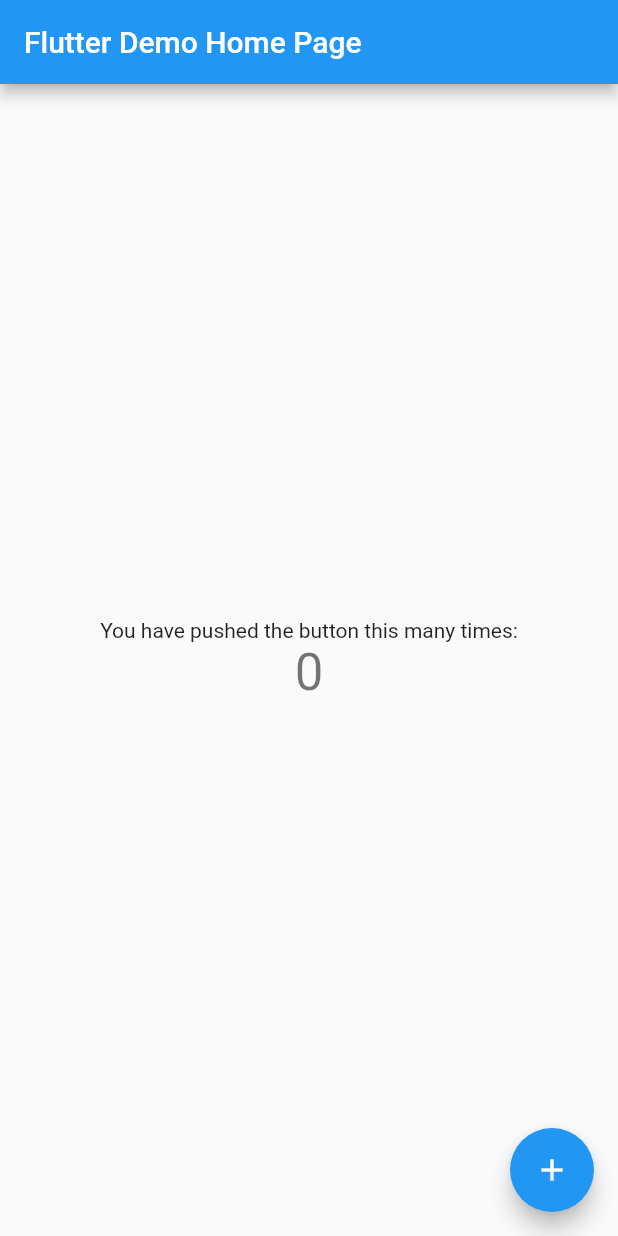
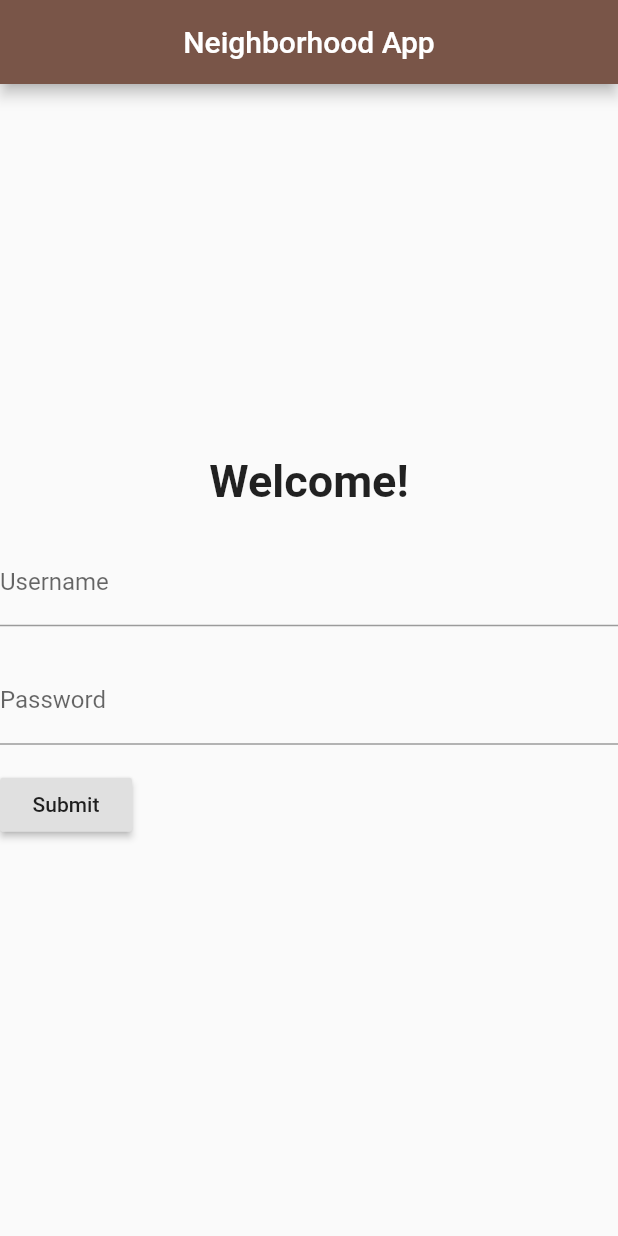
Before and after one commit to skoba15/Bachelor-s-Project, a Flutter app: the screen it shows after launch, on a phone screen of 412 x 824 dp. Run offline on Flutter 3.47's test engine with Material 2 defaults, Android fonts, the phone set to English and light mode, and no system bars; missing offline and left inert: grpc, protobuf.

Commit message:
Raw login front, no validations, further work needed.

```diff
--- /dev/null
+++ b/neighborhood_client/lib/src/screens/Login.dart
@@ -0,0 +1,69 @@
+import 'package:flutter/cupertino.dart';
+import 'package:flutter/material.dart';
+
+class Login extends StatefulWidget {
+  @override
+  _LoginState createState() => _LoginState();
+}
+
+class _LoginState extends State<Login> {
+
+  final _formKey = GlobalKey<FormState>();
+
+  @override
+  Widget build(BuildContext context) {
+    return Scaffold(
+      appBar: AppBar(
+        title: Text('Neighborhood App'),
+        backgroundColor: Colors.brown,
+        centerTitle: true,
+      ),
+      body: Form(
+        key: _formKey,
+        child: Column(
+          crossAxisAlignment: CrossAxisAlignment.start,
+          mainAxisAlignment: MainAxisAlignment.center,
+
+          children: <Widget>[
+            Center(child: Text('Welcome!', style: TextStyle(fontSize: 30, fontWeight: FontWeight.bold), textAlign: TextAlign.center,)),
+            SizedBox(height: 20),
+            TextFormField(
+                decoration: const InputDecoration(
+                  labelText: 'Username'
+                ),
+                validator: (value) {
+                  if (value.isEmpty) {
+                    return 'Username';
+                  }
+                  return null;
+                }
+              ),
+            SizedBox(height: 20),
+            TextFormField(
+              decoration: const InputDecoration(
+                  labelText: 'Password'
+              ),
+              validator: (value) {
+                if (value.isEmpty) {
+                  return 'Please enter some text';
+                }
+                return null;
+              },
+            ),
+            Padding(
+              padding: const EdgeInsets.symmetric(vertical: 16.0),
+              child: RaisedButton(
+                onPressed: () {
+                  if (_formKey.currentState.validate()) {
+
+                  }
+                },
+                child: Text('Submit'),
+              ),
+            ),
+          ],
+        ),
+      )
+    );
+  }
+}
```
Also changed, not shown: neighborhood_client/lib/main.dart (+8 -1 lines), neighborhood_client/lib/src/grpc/ClientSingleton.dart (added, +25 -0 lines).
